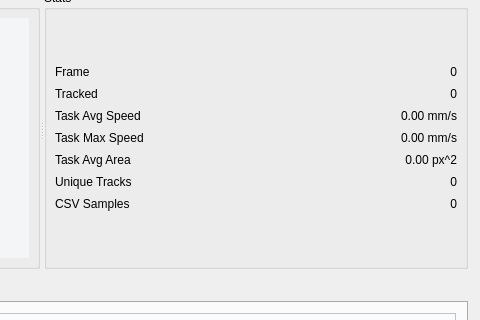
Above: bubble_tracker_ui.ui from AHin16/YOLOBubbleTracker-Remastered before the change; both pictures show x 800 to 1280 and y 311 to 631 of the 1280 by 860 pixel window. Below: the same form after it.
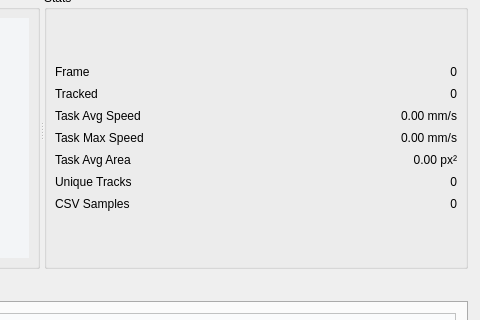
That is the form after the change.

Commit message: 细节优化

Patch:
```diff
--- a/bubble_tracker_ui.ui
+++ b/bubble_tracker_ui.ui
@@ -455,7 +455,7 @@
         <item row="4" column="1">
          <widget class="QLabel" name="avgAreaValue">
           <property name="text">
-           <string>0.00 px^2</string>
+           <string>0.00 px²</string>
           </property>
           <property name="alignment">
            <set>Qt::AlignmentFlag::AlignRight|Qt::AlignmentFlag::AlignTrailing|Qt::AlignmentFlag::AlignVCenter</set>
```
The commit also changes 2 other files.
